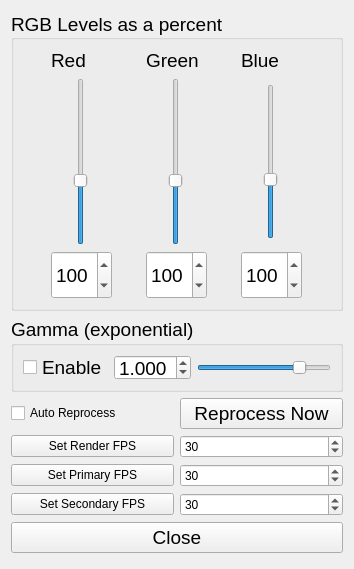
This is rgbadjustments.ui in nasa-jpl/FlightView as Qt 5 draws it before an edit. The edited form follows.
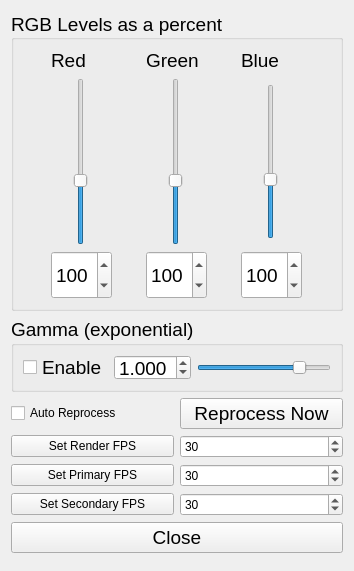
This is the edited form.

Commit message: Smoother updates to the waterfall, peaks on FPA tab

Patch:
```diff
--- a/rgbadjustments.ui
+++ b/rgbadjustments.ui
@@ -7,7 +7,7 @@
     <x>0</x>
     <y>0</y>
     <width>354</width>
-    <height>569</height>
+    <height>571</height>
    </rect>
   </property>
   <property name="windowTitle">
```
Left out of the diff: 2 changed lines with no effect on the pictures. The commit also changes 7 other files.
